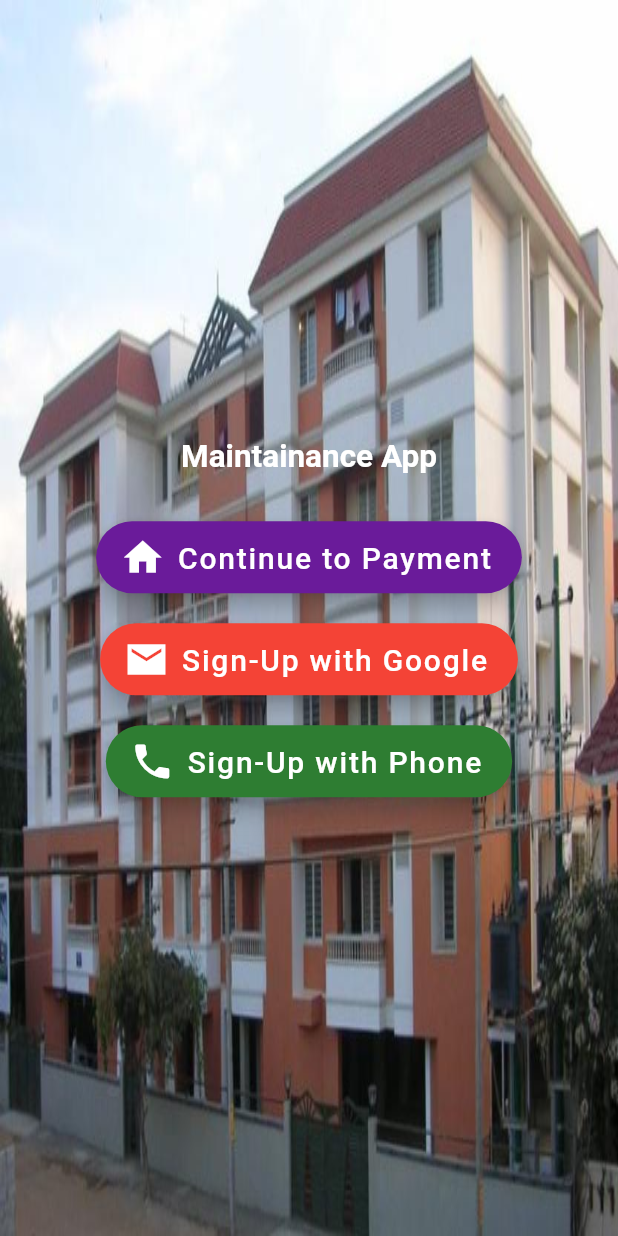
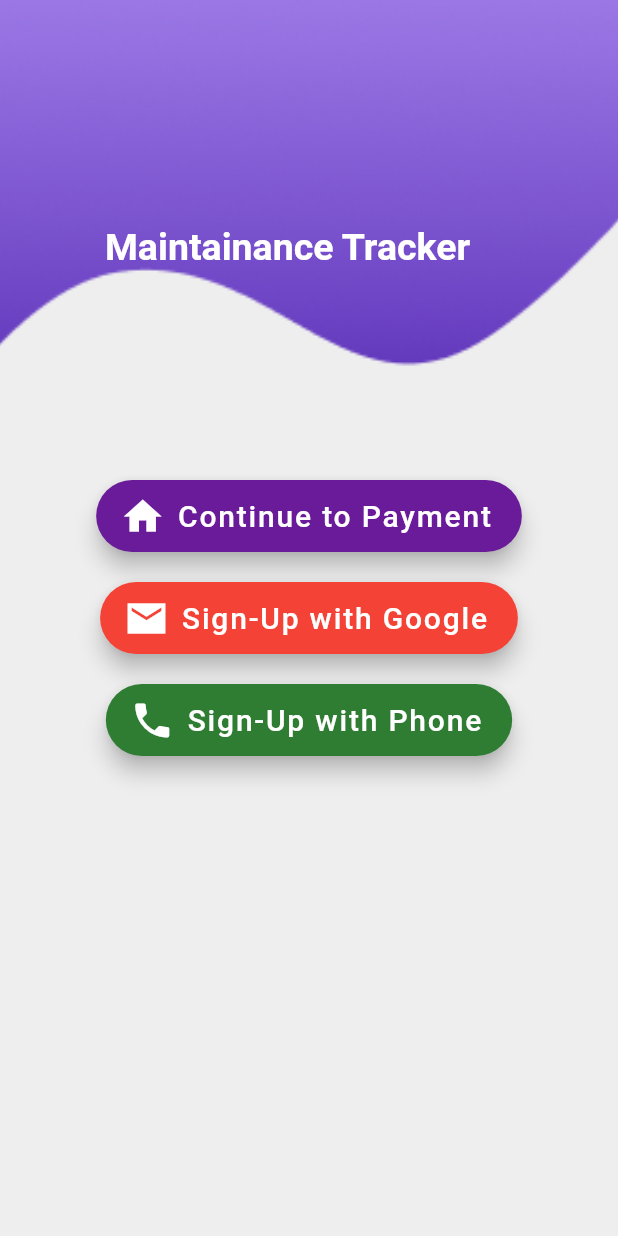
Before and after one commit to Vasudev-2308/maintainance_tracker, a Flutter app: the screen it shows after launch, on a phone screen of 412 x 824 dp. Run offline on Flutter 3.47's test engine with Material 2 defaults, Android fonts, the phone set to English and light mode, and no system bars; our stand-ins replace firebase_auth, firebase_core, flutter_spinkit; accounts and stored records are empty.

Commit message:
Working on start page UI

```diff
--- a/lib/screens/home.dart
+++ b/lib/screens/home.dart
@@ -27,9 +27,6 @@ class _HomePageState extends State<HomePage> {
             leading: new Container(),
           ),
           body: Container(
-            decoration: BoxDecoration(
-                image: DecorationImage(
-                    image: AssetImage("assets/home.png"), fit: BoxFit.fill)),
             child: Stack(
               children: <Widget>[
                 Center(
--- a/lib/screens/start.dart
+++ b/lib/screens/start.dart
@@ -11,27 +11,32 @@ class _StartPageState extends State<StartPage> {
   @override
   Widget build(BuildContext context) {
     return Scaffold(
-        body: Stack(
-      children: <Widget>[
+        backgroundColor: Colors.grey[200],
+        body: Stack(children: <Widget>[
           Container(
+            width: MediaQuery.of(context).size.width,
+            height: MediaQuery.of(context).size.height / 2,
             decoration: BoxDecoration(
               image: DecorationImage(
-            image: AssetImage('assets/green.png'),
-            fit: BoxFit.fill,
-          )),
+                image: AssetImage('assets/wavy2.png'),
+                fit: BoxFit.cover,
+              ),
+            ),
+          ),
+          Container(
+            padding: EdgeInsets.fromLTRB(70, 150, 0, 0),
+            child: Text(
+              "Maintainance Tracker",
+              style: TextStyle(
+                  color: Colors.white,
+                  fontWeight: FontWeight.bold,
+                  fontSize: 25),
+            ),
           ),
           Center(
             child: Column(
               mainAxisAlignment: MainAxisAlignment.center,
               children: [
-              Text(
-                "Maintainance App",
-                style: TextStyle(
-                    color: Colors.white,
-                    fontSize: 21.0,
-                    fontWeight: FontWeight.bold),
-              ),
-              SizedBox(height: 30),
                 new FloatingActionButton.extended(
                   heroTag: "cont",
                   onPressed: () {
@@ -86,7 +91,6 @@ class _StartPageState extends State<StartPage> {
               ],
             ),
           ),
-      ],
-    ));
+        ]));
   }
 }
--- a/lib/screens/transactions.dart
+++ b/lib/screens/transactions.dart
@@ -26,9 +26,6 @@ class _TransactionsState extends State<Transactions> {
               bottomOpacity: 0,
               leading: new Container()),
           body: Container(
-            decoration: BoxDecoration(
-                image: DecorationImage(
-                    image: AssetImage("assets/trans.png"), fit: BoxFit.fill)),
             child: Center(
                 child: Column(
               mainAxisAlignment: MainAxisAlignment.center,
--- a/pubspec.yaml
+++ b/pubspec.yaml
@@ -28,7 +28,7 @@ dependencies:
   firebase_auth: ^0.18.3
   firebase_core: ^0.5.2
   flutter_spinkit: ^4.1.0+2
-  fluttertoast: ^7.1.0+1
+
 
 dev_dependencies:
   flutter_test:
```
Also changed, not shown: assets/green.png (deleted), assets/home.png (deleted), assets/trans.png (deleted), assets/wavy.png (added), assets/wavy2.png (added), pubspec.lock. Lines whose indentation alone changed are shown as unchanged.
